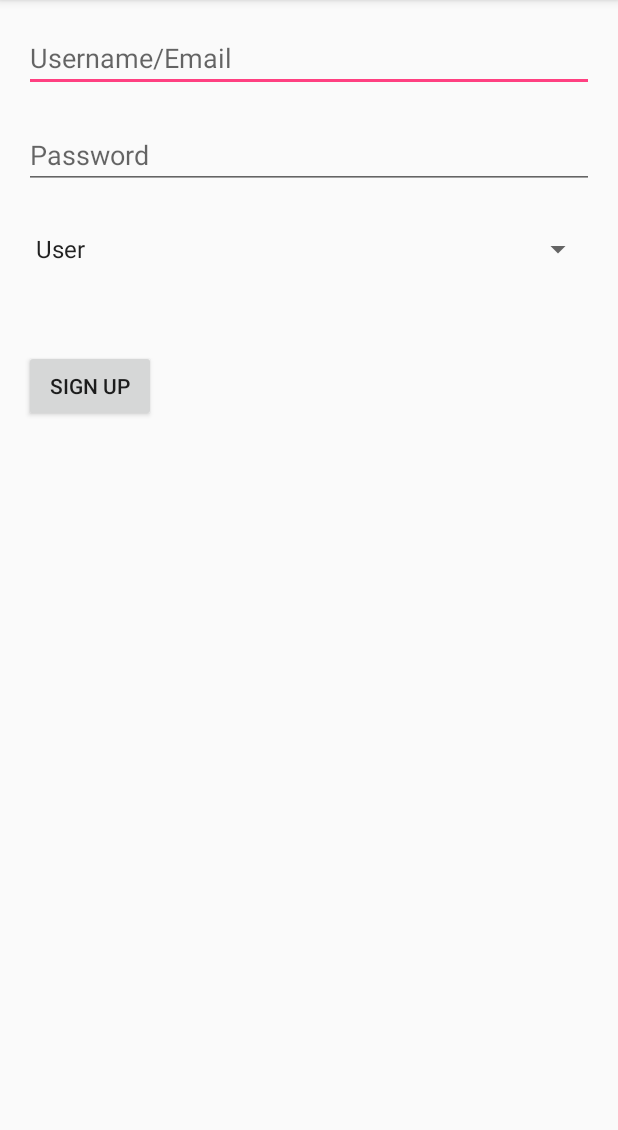
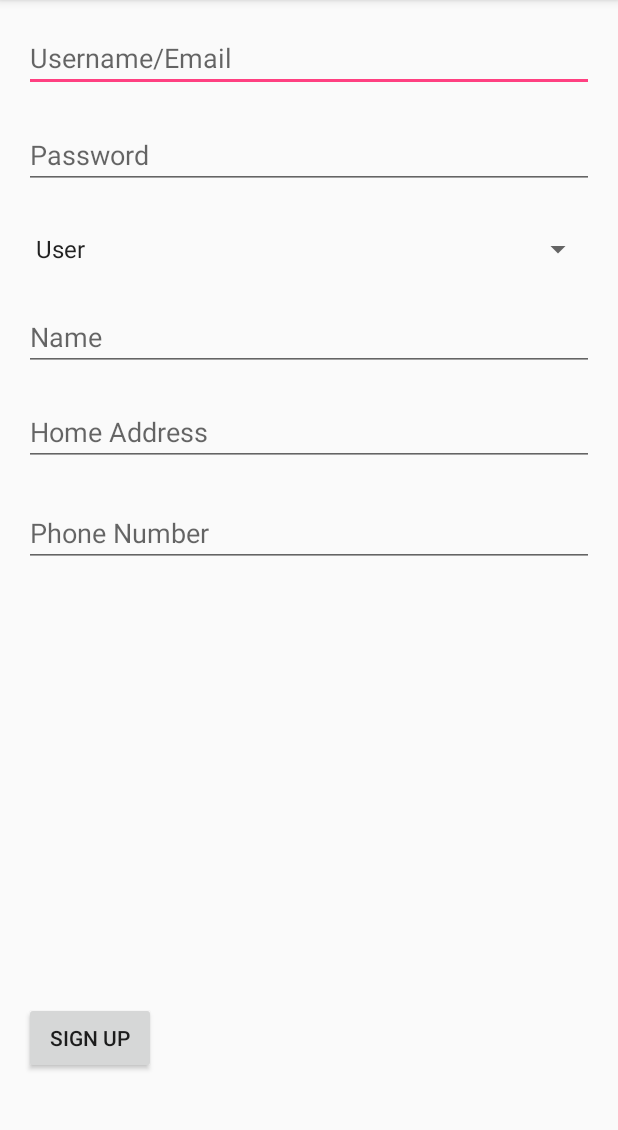
Before and after one commit to goh31/WaterShed, an Android app: the RegistrationActivity screen opened directly, with no data from a screen before it, on a phone screen of 412 x 824 dp, the part 84-1214 px from its top. Run offline under Robolectric (Android 15) with nearby library versions, the phone set to English and light mode, and no system bars; our stand-ins replace Firebase (no records; nobody signed in at launch, a user with empty details on screens opened directly).

Commit message:
Finished update profile

```diff
--- a/app/src/main/java/com/example/haidangdam/watershed/controller/RegistrationActivity.java
+++ b/app/src/main/java/com/example/haidangdam/watershed/controller/RegistrationActivity.java
@@ -23,7 +23,6 @@ import com.google.firebase.database.DatabaseReference;
 import com.google.firebase.database.FirebaseDatabase;
 
 import java.util.ArrayList;
-import java.util.List;
 
 import model.User;
 
@@ -36,8 +35,11 @@ public class RegistrationActivity extends AppCompatActivity {
     public static final String password = "PASSWORD";
     public static final String username = "USERNAME";
     DatabaseReference databaseUser;
-    private String pathUser= "userID";
+    public static final String PATH_USER= "userID";
     Spinner spinnerRegistration;
+    EditText phoneNumberRegistration;
+    EditText nameRegistration;
+    EditText addressRegistration;
     @Override
     protected void onCreate(Bundle savedInstanceState) {
         super.onCreate(savedInstanceState);
@@ -46,9 +48,12 @@ public class RegistrationActivity extends AppCompatActivity {
         passwordEditText = (EditText) findViewById(R.id.password_edit_text_registration);
         mAuth = FirebaseAuth.getInstance();
         registrationButton = (Button) findViewById(R.id.registration_button);
-        databaseUser = FirebaseDatabase.getInstance().getReference().child(pathUser);
+        databaseUser = FirebaseDatabase.getInstance().getReference().child(PATH_USER);
         spinnerRegistration = (Spinner) findViewById(R.id.spinnerRegistration);
-        List<String> userType = new ArrayList<String>();
+        phoneNumberRegistration = (EditText) findViewById(R.id.phone_number_edit_text_registration);
+        addressRegistration = (EditText) findViewById(R.id.home_address_edit_text_registration);
+        nameRegistration = (EditText) findViewById(R.id.name_edit_text_registration);
+        ArrayList<String> userType = new ArrayList<String>();
         userType.add("User");
         userType.add("Worker");
         userType.add("Manager");
@@ -125,6 +130,9 @@ public class RegistrationActivity extends AppCompatActivity {
     private void addToDatabase(String userID) {
         User newUser = new User(emailEditText.getText().toString(),
                 spinnerRegistration.getSelectedItem().toString());
+        newUser.setHomeAddress(addressRegistration.getText().toString());
+        newUser.setPhoneNumber(phoneNumberRegistration.getText().toString());
+        newUser.setName(nameRegistration.getText().toString());
         Log.d("Finish", "Finish");
         databaseUser.child(userID).setValue(newUser);
         goBackToLogIn();
--- a/app/src/main/res/layout/activity_registration.xml
+++ b/app/src/main/res/layout/activity_registration.xml
@@ -11,17 +11,6 @@
     android:paddingRight="@dimen/activity_horizontal_margin"
     android:paddingTop="@dimen/activity_vertical_margin"
     tools:context="com.example.haidangdam.watershed.controller.RegistrationActivity">
-
-    <Button
-        android:text="Sign Up"
-        android:layout_width="wrap_content"
-        android:layout_height="wrap_content"
-        android:id="@+id/registration_button"
-        android:layout_below="@+id/spinnerRegistration"
-        android:layout_alignLeft="@+id/password_edit_text_registration"
-        android:layout_alignStart="@+id/password_edit_text_registration"
-        android:layout_marginTop="55dp"
-        tools:text="Sign Up" />
 
     <EditText
         android:layout_width="wrap_content"
@@ -52,6 +41,18 @@
         android:layout_alignParentRight="true"
         android:layout_alignParentEnd="true" />
 
+
+    <Button
+        android:text="Sign Up"
+        android:layout_width="wrap_content"
+        android:layout_height="wrap_content"
+        android:id="@+id/registration_button"
+        tools:text="Sign Up"
+        android:layout_alignParentBottom="true"
+        android:layout_alignParentLeft="true"
+        android:layout_alignParentStart="true"
+        android:layout_marginBottom="36dp" />
+
     <Spinner
         android:layout_width="match_parent"
         android:layout_height="wrap_content"
@@ -59,7 +60,46 @@
         android:layout_marginTop="28dp"
         android:layout_below="@+id/password_edit_text_registration"
         android:layout_alignParentLeft="true"
+        android:layout_alignParentStart="true" />
+
+    <EditText
+        android:layout_width="wrap_content"
+        android:layout_height="wrap_content"
+        android:ems="10"
+        android:id="@+id/name_edit_text_registration"
+        android:hint="Name"
+        android:layout_marginTop="24dp"
+        android:layout_below="@+id/spinnerRegistration"
+        android:layout_alignParentLeft="true"
         android:layout_alignParentStart="true"
         android:layout_alignParentRight="true"
+        android:layout_alignParentEnd="true"
+        android:inputType="textPersonName" />
+
+    <EditText
+        android:layout_width="wrap_content"
+        android:layout_height="wrap_content"
+        android:ems="10"
+        android:id="@+id/home_address_edit_text_registration"
+        android:hint="Home Address"
+        android:layout_below="@+id/name_edit_text_registration"
+        android:layout_alignParentLeft="true"
+        android:layout_alignParentStart="true"
+        android:layout_marginTop="18dp"
+        android:layout_alignParentRight="true"
         android:layout_alignParentEnd="true" />
+
+    <EditText
+        android:layout_width="wrap_content"
+        android:layout_height="wrap_content"
+        android:ems="10"
+        android:id="@+id/phone_number_edit_text_registration"
+        android:hint="Phone Number"
+        android:layout_below="@+id/home_address_edit_text_registration"
+        android:layout_alignParentLeft="true"
+        android:layout_alignParentStart="true"
+        android:layout_marginTop="22dp"
+        android:layout_alignParentRight="true"
+        android:layout_alignParentEnd="true"
+        android:inputType="phone" />
 </RelativeLayout>
```
Also changed, not shown: app/src/main/java/com/example/haidangdam/watershed/controller/NextActivity.java (+47 -27 lines), app/src/main/java/model/User.java (+7 -3 lines), app/src/main/res/layout/next_activity_layout.xml (+0 -28 lines).
